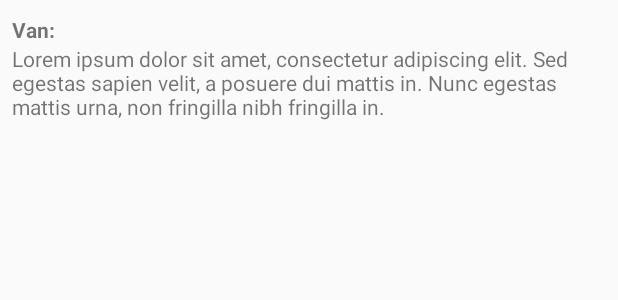
After one commit to VanDevBR/Popular-Movies, an Android app: the layout review_list_item.xml on its own in the app's theme, with its tools: preview values and no code run, on a phone screen of 412 x 824 dp. The commit adds this screen. Shown: the top 300 px of the screen. Run offline under Robolectric (Android 15) with nearby library versions, the phone set to English and light mode, and no system bars.

Commit message:
Reviews!

```diff
--- /dev/null
+++ b/app/src/main/res/layout/review_list_item.xml
@@ -0,0 +1,29 @@
+<?xml version="1.0" encoding="utf-8"?>
+<LinearLayout
+    xmlns:android="http://schemas.android.com/apk/res/android"
+    xmlns:tools="http://schemas.android.com/tools"
+    android:layout_width="match_parent"
+    android:layout_height="wrap_content"
+    android:orientation="vertical"
+    android:paddingTop="10dp"
+    android:paddingBottom="10dp"
+    >
+
+    <TextView
+        android:id="@+id/tv_review_author"
+        android:layout_width="wrap_content"
+        android:layout_height="wrap_content"
+        android:paddingLeft="8dp"
+        android:textStyle="bold"
+        android:layout_gravity="center_vertical"
+        tools:text="Van:"/>
+
+    <TextView
+        android:id="@+id/tv_review_content"
+        android:layout_width="wrap_content"
+        android:layout_height="wrap_content"
+        android:paddingLeft="8dp"
+        android:layout_gravity="center_vertical"
+        tools:text="Lorem ipsum dolor sit amet, consectetur adipiscing elit. Sed egestas sapien velit, a posuere dui mattis in. Nunc egestas mattis urna, non fringilla nibh fringilla in."/>
+
+</LinearLayout>
```
Also changed, not shown: app/src/main/java/br/com/vanilson/popularmovies/MainActivity.java (+13 -0 lines), app/src/main/java/br/com/vanilson/popularmovies/MovieDetail.java (+116 -18 lines), app/src/main/java/br/com/vanilson/popularmovies/model/Review.java (added, +56 -0 lines), app/src/main/java/br/com/vanilson/popularmovies/utils/ReviewsAdapter.java (added, +61 -0 lines), app/src/main/res/layout/activity_movie_detail.xml (+34 -4 lines).
